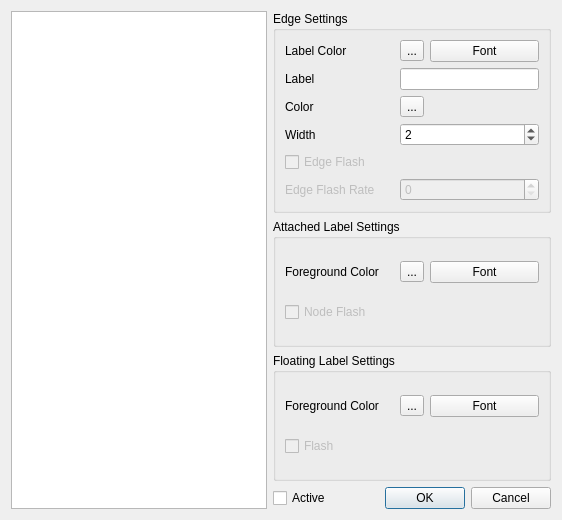
Old version of the form src/clients/legacyWatcher/layerConfigurationDialog.ui in the repository glawler/watcher-visualization.
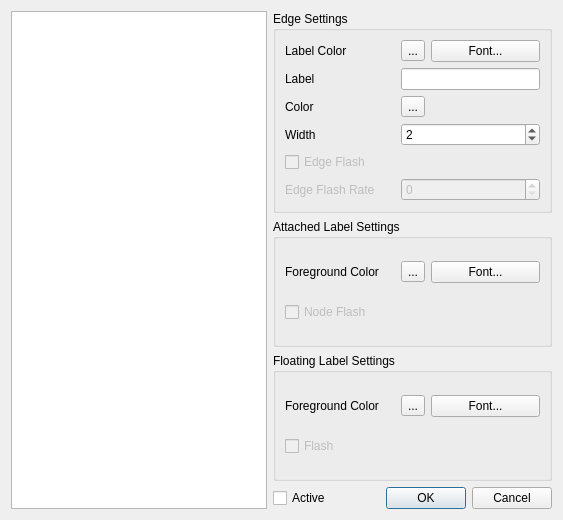
New version of the form. Icons and pictures are not drawn.

Commit message: Added '...' to GUI widgets which spawn dialogs.

```diff
--- a/src/clients/legacyWatcher/layerConfigurationDialog.ui
+++ b/src/clients/legacyWatcher/layerConfigurationDialog.ui
@@ -6,7 +6,7 @@
    <rect>
     <x>0</x>
     <y>0</y>
-    <width>562</width>
+    <width>563</width>
     <height>520</height>
    </rect>
   </property>
@@ -66,7 +66,7 @@
          <string notr="true">font: 10pt &quot;Sans Serif&quot;;</string>
         </property>
         <property name="text">
-         <string>Font</string>
+         <string>Font...</string>
         </property>
        </widget>
       </item>
@@ -171,7 +171,7 @@
       <item row="0" column="2">
        <widget class="QPushButton" name="nodeLabelFontButton">
         <property name="text">
-         <string>Font</string>
+         <string>Font...</string>
         </property>
        </widget>
       </item>
@@ -211,7 +211,7 @@
       <item row="0" column="2">
        <widget class="QPushButton" name="floatingLabelFontButton">
         <property name="text">
-         <string>Font</string>
+         <string>Font...</string>
         </property>
        </widget>
       </item>
```
The commit also changes 4 other files.
